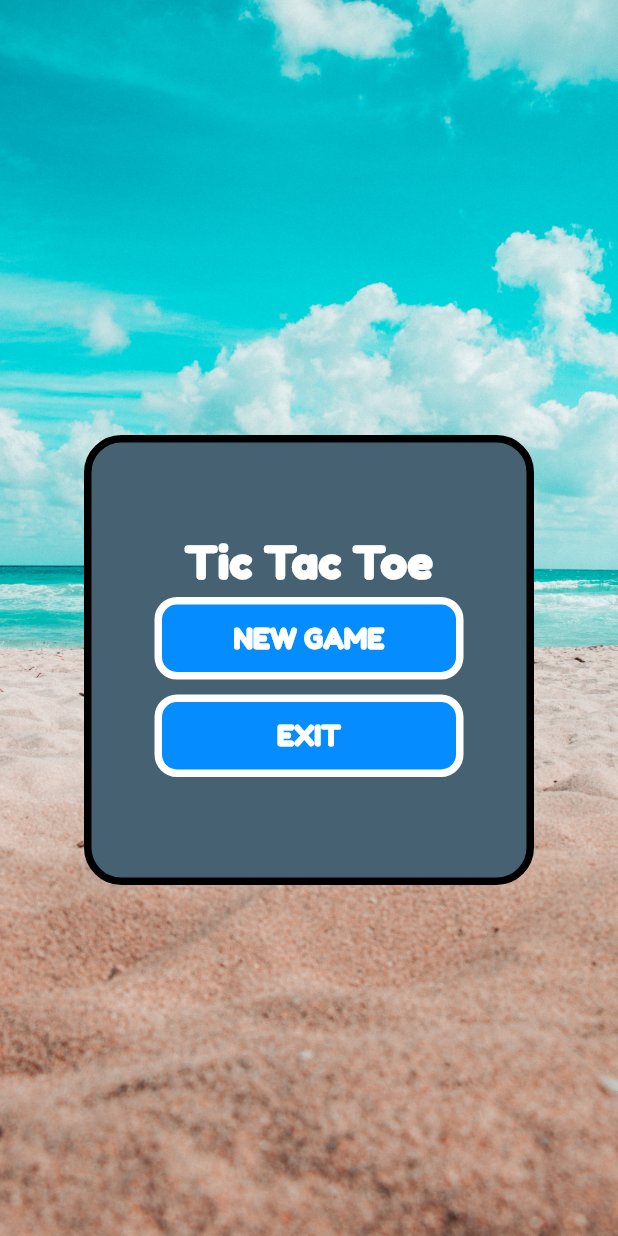
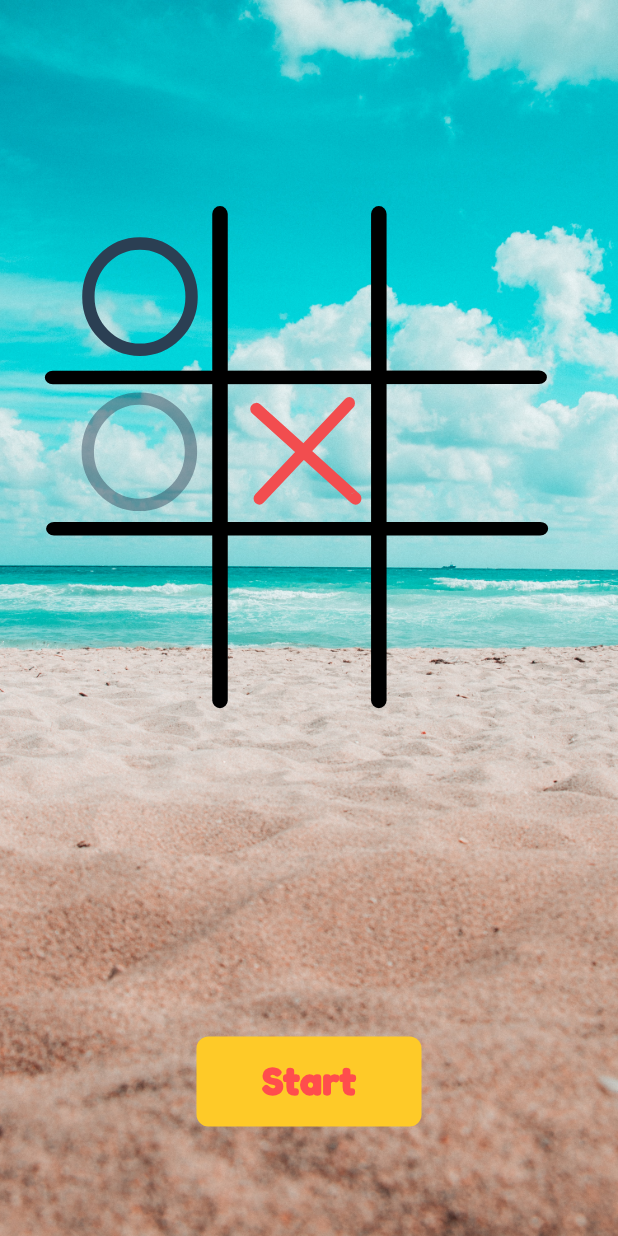
Before and after one commit to TrojanSystem/tic_tac_toe, a Flutter app: the screen it shows after launch, on a phone screen of 412 x 824 dp. Run offline on Flutter 3.47's test engine with Material 2 defaults, Android fonts, the phone set to English and light mode, and no system bars; our stand-ins replace flutter_staggered_animations, lottie, sqflite; accounts and stored records are empty; project files that could hold a hidden picture were left out.

Commit message:
Fix some bugs

```diff
--- a/lib/brain/game_board.dart
+++ b/lib/brain/game_board.dart
@@ -1,4 +1,5 @@
 import 'package:flutter/material.dart';
+import 'package:flutter/services.dart';
 import 'package:lottie/lottie.dart';
 import 'package:provider/provider.dart';
 import 'package:flutter_staggered_animations/flutter_staggered_animations.dart';
@@ -21,6 +22,11 @@ class GameBoard extends StatefulWidget {
 }
 
 class _GameBoardState extends State<GameBoard> {
+  static Future<void> pop({bool? animated}) async {
+    await SystemChannels.platform
+        .invokeMethod<void>('SystemNavigator.pop', animated);
+  }
+
   Future<bool> _onWillPop() async {
     return (await showDialog(
           context: context,
@@ -48,7 +54,7 @@ class _GameBoardState extends State<GameBoard> {
                         builder: (ctx) => const FrontScreen(),
                       ),
                     );
-                    Provider.of<XOModelData>(context,listen: false).loader();
+                    Provider.of<XOModelData>(context, listen: false).loader();
                   });
                 },
                 child: const Text('Yes'),
@@ -105,6 +111,7 @@ class _GameBoardState extends State<GameBoard> {
           ],
         ),
         floatingActionButton: FloatingActionButton(
+          tooltip: 'Restart the game',
           onPressed: () {
             showDialog(
               context: context,
--- a/lib/front_screen.dart
+++ b/lib/front_screen.dart
@@ -1,4 +1,5 @@
 import 'package:flutter/material.dart';
+import 'package:flutter/services.dart';
 import 'package:provider/provider.dart';
 import 'package:tic_tac_toe/brain/choose_player.dart';
 import 'package:tic_tac_toe/brain/game_board.dart';
@@ -12,6 +13,12 @@ class FrontScreen extends StatefulWidget {
 }
 
 class _FrontScreenState extends State<FrontScreen> {
+  static Future<void> pop({bool? animated}) async {
+    await SystemChannels.platform.invokeMethod<void>('SystemNavigator.pop', animated);
+  }
+
+
+
   @override
   Widget build(BuildContext context) {
     final isLoaded = Provider.of<XOModelData>(context);
@@ -29,7 +36,8 @@ class _FrontScreenState extends State<FrontScreen> {
         ),
         Scaffold(
           backgroundColor: Colors.transparent,
-          appBar: AppBar(automaticallyImplyLeading: false,
+          appBar: AppBar(
+            automaticallyImplyLeading: false,
             backgroundColor: Colors.transparent,
             elevation: 0,
           ),
@@ -57,10 +65,8 @@ class _FrontScreenState extends State<FrontScreen> {
                   ),
                   buildButtons(context, 'NEW GAME', 'NEW GAME', isLoaded),
                   gameData.isNotEmpty
-                      ?  buildButtons(
-                              context, 'CONTINUE', 'CONTINUE', isLoaded)
-                          : Container()
-                      ,
+                      ? buildButtons(context, 'CONTINUE', 'CONTINUE', isLoaded)
+                      : Container(),
                   buildButtons(context, 'EXIT', 'EXIT', isLoaded),
                 ],
               ),
@@ -81,14 +87,17 @@ class _FrontScreenState extends State<FrontScreen> {
               MaterialPageRoute(
                 builder: (ctx) => const ChoosePlayer(),
               ),
-            );
+            ); Provider.of<XOModelData>(context, listen: false)
+                .deleteXODataList();
           } else if (isNewGame == 'CONTINUE') {
             Navigator.of(context).pushReplacement(
               MaterialPageRoute(
                 builder: (ctx) => GameBoard(turn: isLoaded.selectedSide),
               ),
             );
-          } else if (isNewGame == 'EXIT') {}
+          } else if (isNewGame == 'EXIT') {
+            pop();
+          }
         });
       },
       child: Container(
--- a/lib/main.dart
+++ b/lib/main.dart
@@ -26,7 +26,7 @@ class MyApp extends StatelessWidget {
       child: const MaterialApp(
         title: 'Tic Tac Toe',
         debugShowCheckedModeBanner: false,
-        home: FrontScreen(),
+        home: SplashScreen(),
       ),
     );
   }
--- a/lib/splash_screen.dart
+++ b/lib/splash_screen.dart
@@ -1,71 +1,72 @@
-// import 'package:flutter/material.dart';
-// import 'package:lottie/lottie.dart';
-//
-// import 'brain/choose_player.dart';
-//
-// class SplashScreen extends StatelessWidget {
-//   const SplashScreen({Key? key}) : super(key: key);
-//
-//   @override
-//   Widget build(BuildContext context) {
-//     return Stack(
-//       fit: StackFit.expand,
-//       children: [
-//         Container(
-//           decoration: const BoxDecoration(
-//             image: DecorationImage(
-//               fit: BoxFit.cover,
-//               image: AssetImage('assets/images/splash.jpg'),
-//             ),
-//           ),
-//         ),
-//         Scaffold(
-//           //backgroundColor: const Color.fromRGBO(255, 77, 77, 1),
-//           backgroundColor: Colors.transparent, extendBodyBehindAppBar: true,
-//           body: Container(
-//             color: Colors.transparent,
-//             child: Column(
-//               crossAxisAlignment: CrossAxisAlignment.center,
-//               children: [
-//                 Expanded(
-//                   flex: 3,
-//                   child: Lottie.asset('assets/images/tic.json'),
-//                 ),
-//                 Expanded(
-//                   flex: 1,
-//                   child: Center(
-//                     child: GestureDetector(
-//                       onTap: () {
-//                         Navigator.of(context).push(
-//                           MaterialPageRoute(
-//                               builder: (ctx) => const ChoosePlayer()),
-//                         );
-//                       },
-//                       child: Container(
-//                         width: 150,
-//                         height: 60,
-//                         decoration: BoxDecoration(
-//                             color: const Color.fromRGBO(254, 202, 40, 1),
-//                             borderRadius: BorderRadius.circular(8)),
-//                         child: const Center(
-//                           child: Text(
-//                             'Start',
-//                             style: TextStyle(
-//                                 fontFamily: 'FredokaOne',
-//                                 color: Color.fromRGBO(255, 77, 77, 1),
-//                                 fontWeight: FontWeight.w900,
-//                                 fontSize: 25),
-//                           ),
-//                         ),
-//                       ),
-//                     ),
-//                   ),
-//                 ),
-//               ],
-//             ),
-//           ),
-//         ),
-//       ],
-//     );
-//   }
-// }
+import 'package:flutter/material.dart';
+import 'package:lottie/lottie.dart';
+import 'package:tic_tac_toe/front_screen.dart';
+
+import 'brain/choose_player.dart';
+
+class SplashScreen extends StatelessWidget {
+  const SplashScreen({Key? key}) : super(key: key);
+
+  @override
+  Widget build(BuildContext context) {
+    return Stack(
+      fit: StackFit.expand,
+      children: [
+        Container(
+          decoration: const BoxDecoration(
+            image: DecorationImage(
+              fit: BoxFit.cover,
+              image: AssetImage('assets/images/splash.jpg'),
+            ),
+          ),
+        ),
+        Scaffold(
+          //backgroundColor: const Color.fromRGBO(255, 77, 77, 1),
+          backgroundColor: Colors.transparent, extendBodyBehindAppBar: true,
+          body: Container(
+            color: Colors.transparent,
+            child: Column(
+              crossAxisAlignment: CrossAxisAlignment.center,
+              children: [
+                Expanded(
+                  flex: 3,
+                  child: Lottie.asset('assets/images/tic.json'),
+                ),
+                Expanded(
+                  flex: 1,
+                  child: Center(
+                    child: GestureDetector(
+                      onTap: () {
+                        Navigator.of(context).push(
+                          MaterialPageRoute(
+                              builder: (ctx) => const FrontScreen()),
+                        );
+                      },
+                      child: Container(
+                        width: 150,
+                        height: 60,
+                        decoration: BoxDecoration(
+                            color: const Color.fromRGBO(254, 202, 40, 1),
+                            borderRadius: BorderRadius.circular(8)),
+                        child: const Center(
+                          child: Text(
+                            'Start',
+                            style: TextStyle(
+                                fontFamily: 'FredokaOne',
+                                color: Color.fromRGBO(255, 77, 77, 1),
+                                fontWeight: FontWeight.w900,
+                                fontSize: 25),
+                          ),
+                        ),
+                      ),
+                    ),
+                  ),
+                ),
+              ],
+            ),
+          ),
+        ),
+      ],
+    );
+  }
+}
```
